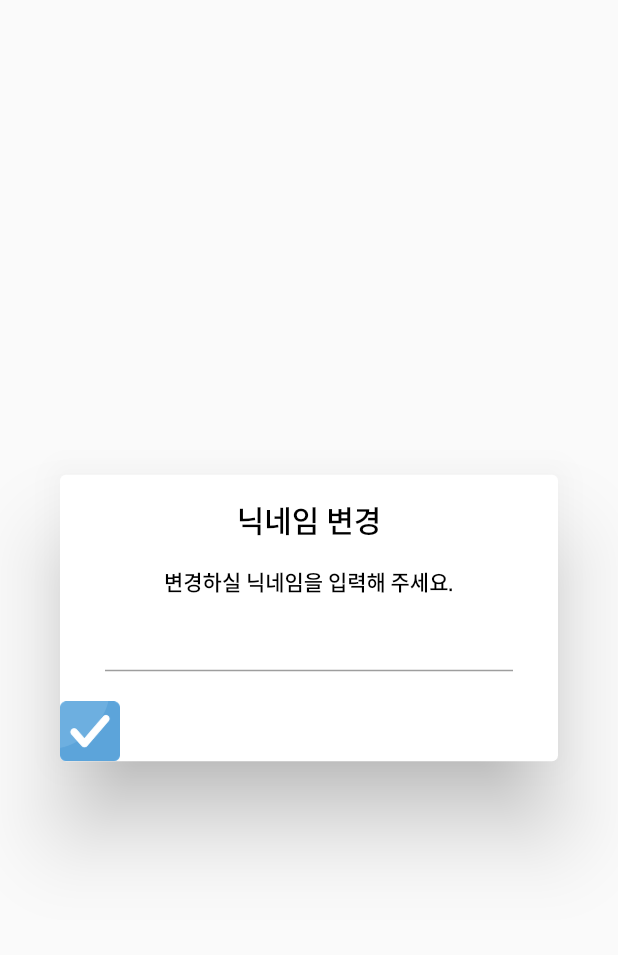
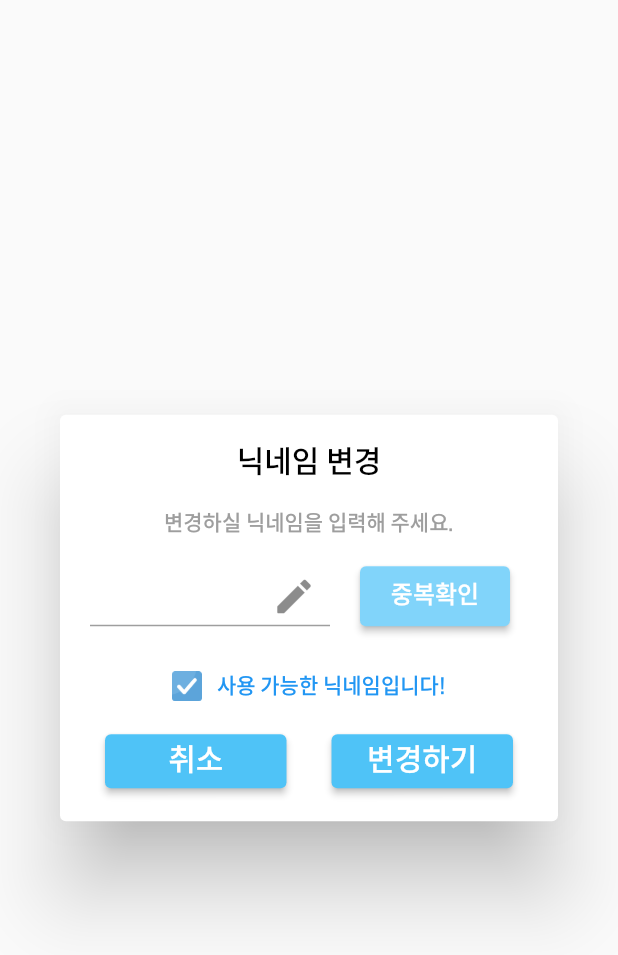
Before and after one commit to jgwng/time_tracker, a Flutter app: the NickNameChangeDialog widget shown alone on an empty page, opened directly, on a phone screen of 412 x 824 dp. Shown: the top 955 px of the screen. Run offline on Flutter 3.47's test engine with Material 2 defaults, Android fonts, the phone set to English and light mode, and no system bars; our stand-ins replace fl_chart, lottie.

Commit message:
07/06 commit

```diff
--- a/lib/ui/widgets/nickname_change_dialog.dart
+++ b/lib/ui/widgets/nickname_change_dialog.dart
@@ -1,5 +1,7 @@
 import 'package:flutter/material.dart';
 import 'package:timetracker/constants/app_themes.dart';
+import 'package:timetracker/ui/widgets/standard_button.dart';
+import 'package:timetracker/utils/unfocus_textField.dart';
 
 class NickNameChangeDialog extends StatefulWidget{
   @override
@@ -17,15 +19,23 @@ class _NickNameChangeDialogState extends State<NickNameChangeDialog>{
     super.initState();
     nicknameController = TextEditingController();
     focusNode = FocusNode();
-
   }
 
-
-
+  @override
+  void dispose(){
+    super.dispose();
+    nicknameController!.dispose();
+    focusNode!.dispose();
+  }
 
   @override
   Widget build(BuildContext context) {
     return Dialog(
+      child: GestureDetector(
+        behavior: HitTestBehavior.opaque,
+        onTap: () => unFocus(context),
+        child: Container(
+
           child: Column(
             mainAxisSize: MainAxisSize.min,
             children: [
@@ -34,22 +44,85 @@ class _NickNameChangeDialogState extends State<NickNameChangeDialog>{
                 child: Text('닉네임 변경',style: AppThemes.textTheme.headline2,),),
               Padding(
                 padding: EdgeInsets.only(bottom: 10),
-            child:  Text('변경하실 닉네임을 입력해 주세요.',style: AppThemes.textTheme.bodyText1,),),
+                child:  Text('변경하실 닉네임을 입력해 주세요.',style: AppThemes.textTheme.bodyText1!.copyWith(
+                    color: Colors.grey
+                ),),),
+              SizedBox(height: 10,),
+              Row(
+                children: [
                   Container(
-            width: 400,
+                    width: 200,
+                    height: 40,
+                    padding: EdgeInsets.only(left: 20,right: 20),
+                    child: TextField(
+                      controller: nicknameController,
+                      focusNode: focusNode,
+                      decoration: InputDecoration(
+                        suffixIcon: Icon(Icons.create_rounded,size: 30,)
+                      ),
+                    ),
+                  ),
+                  Container(
+                      width: 100,
+                      height: 40,
+                      child:ElevatedButton(
+                        child: Text('중복확인'),
+                        onPressed: (){},
+                        style: ButtonStyle(
+                            backgroundColor: MaterialStateProperty.all(Colors.lightBlue[200]),
+                            textStyle: MaterialStateProperty.all(AppThemes.textTheme.subtitle2!.copyWith(
+                                color: Colors.white
+                            ))),
+                      )
+                  )
+                ],
+              ),
+             Container(
+               padding: EdgeInsets.only(top: 30,bottom: 20),
+               child: Row(
+                 mainAxisAlignment: MainAxisAlignment.center,
+                 children: [
+                   Image.asset('assets/icon/checked.png',width: 20,height: 20,fit: BoxFit.cover,),
+                   SizedBox(width: 10,),
+                   Text('사용 가능한 닉네임입니다!',style: AppThemes.textTheme.bodyText1!.copyWith(color: Colors.blue),)
+                 ],
+               ),
+              ),
+              Container(
                 height: 40,
                 padding: EdgeInsets.symmetric(horizontal: 30),
-            margin: EdgeInsets.only(bottom: 20),
-            child: TextField(
-              controller: nicknameController,
+                child: Row(
+                  children: [
+                    Expanded(
+                      child: ElevatedButton(
+                        child: Text('취소'),
+                        onPressed: (){},
+                        style: ButtonStyle(
+                            backgroundColor: MaterialStateProperty.all(AppThemes.mainColor),
+                            textStyle: MaterialStateProperty.all(AppThemes.textTheme.headline2!.copyWith(
+                                color: Colors.white
+                            ))),
                       ),
                     ),
-          Row(
-            children: [
-              Image.asset('assets/icon/checked.png',width: 40,height: 40,fit: BoxFit.cover,)
-            ],
+                    SizedBox(width: 30,),
+                    Expanded(
+                      child: ElevatedButton(
+                        child: Text('변경하기'),
+                        onPressed: (){},
+                        style: ButtonStyle(
+                            backgroundColor: MaterialStateProperty.all(AppThemes.mainColor),
+                            textStyle: MaterialStateProperty.all(AppThemes.textTheme.headline2!.copyWith(
+                                color: Colors.white
+                            ))),
+                      ),
                     )
                   ],
+                ),
+              ),
+              SizedBox(height: 20,),
+            ],
+          ),
+        ),
       ),
     );
   }
```
Also changed, not shown: lib/service/bottom_sheet/bottom_sheet.dart (added, +18 -0 lines), lib/ui/views/home/schedule_list/add_schedule_page.dart (+21 -12 lines), lib/ui/widgets/modal_bottom_sheet/start_end_time_picker_sheet.dart (added, +96 -0 lines), lib/utils/unfocus_textField.dart (added, +8 -0 lines). Lines whose indentation alone changed are shown as unchanged.
